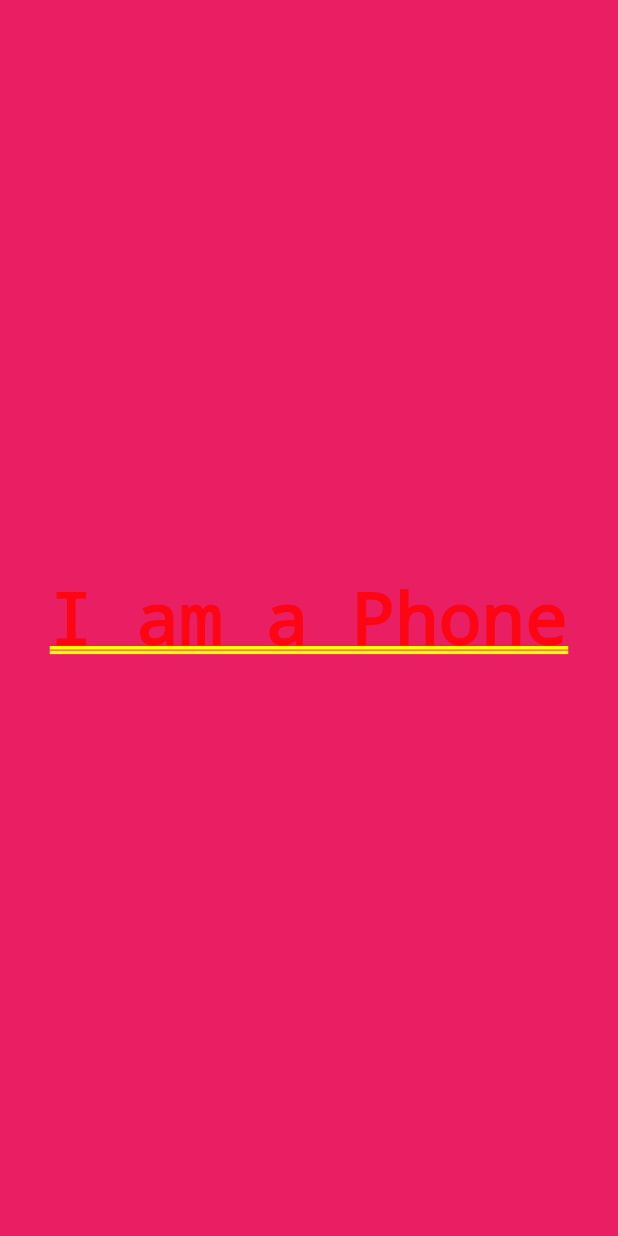
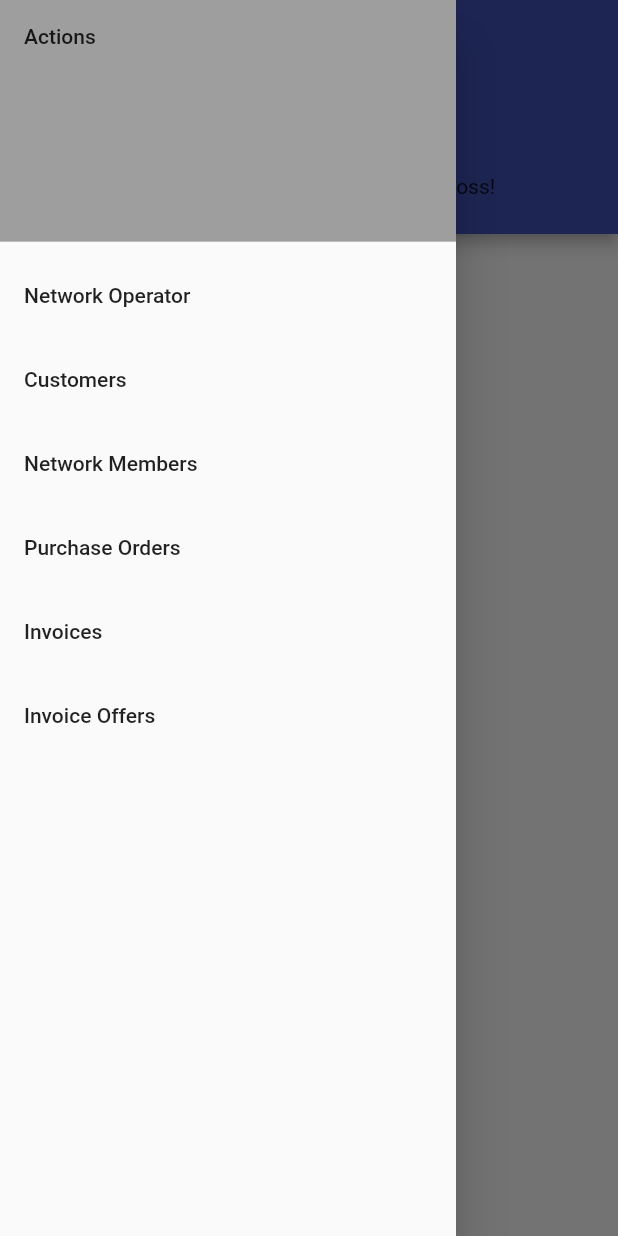
Before and after one commit to malengatiger/bfn_network_operator_repo, a Flutter app: the screen it shows after launch, with the side drawer open (before the commit the screen has no drawer), on a phone screen of 412 x 824 dp. Run offline on Flutter 3.47's test engine with Material 2 defaults, Android fonts, the phone set to English and light mode, and no system bars; our stand-ins replace responsive_builder; missing offline and left inert: bfnlibrary.

Commit message:
🥬 responsive architecture has been set up. Yo!

```diff
--- /dev/null
+++ b/emoji.txt
@@ -0,0 +1,76 @@
+ return '😈  😎 ❤ 🙌  💥 💕  😁 Hello 💦  ❤️  ❤ 😍 World! ⚡️ ☕️  🚀 👉 💜 ';
+ 🙈   👿 😡   💓  😍  🙄  ☹️  🖤  🤢  💙  💚  💛
+
+ 👮  😪  🕵   💋  ❣️  🤮  🤕  ☹️  😩  💔  🤖 🤡
+
+ 🙈  🙉
+
+ 👥   😝  🐢 🐶 🐱 🐭 🐹 🐰 🦊 🦝 🐻 🐼 🦘 🦡 🐨 🐯 🦁 🐮 🐷 🐽 🐸
+
+ 🐵 🙈 🙉 🙊 🐒 🐔 🐧 🐦 🐤 🐣 🐥 🦆 🦢 🦅 🦉 🦚 🦜 🦇 🐺 🐗 🐴 🦄 🐝 🐛 🦋 🐌
+
+ 🐚 🐞 🐜 🦗 🕷 🕸 🦂 🦟 🦠 🐢 🐍 🦎 🦖 🦕 🐙 🦑 🦐 🦀 🐡 🐠 🐟 🐬 🐳 🐋 🦈 🐊
+
+  🐅 🐆 🦓 🦍 🐘 🦏 🦛 🐪 🐫 🦙 🦒 🐃 🐂 🐄 🐎 🐖 🐏 🐑 🐐 🦌 🐕 🐩 🐈 🐓 🦃 🕊
+
+🐇 🐁 🐀 🐿 🦔 🐾 🐉 🐲 🌵 🎄 🌲 🌳 🌴 🌱 🌿 ☘️ 🍀 🎍 🎋 🍃 🍂 🍁 🍄 🌾 💐 🌷 🌹
+
+🥀 🌺 🌸 🌼 🌻 🌞 🌝 🌛 🌜 🌚 🌕 🌖 🌗 🌘 🌑 🌒 🌓 🌔 🌙 🌎 🌍 🌏 💫 ⭐️ 🌟 ✨ ⚡️
+
+☄️ 💥 🔥 🌪 🌈 ☀️ 🌤 ⛅️ 🌥 ☁️ 🌦 🌧 ⛈ 🌩 🌨 ❄️ ☃️ ⛄️ 🌬 💨 💧 💦 ☔️ ☂️ 🌊 🌫
+
+🕖 🕗 🕘 🕙 🕚 😈 👿 👹 👺 💀 👻 👽 🤖 💩 😺 😸 😹 😻 😼 😽 🙀 😿 😾
+
+👐🏽 🙌🏽 👏🏽 🙏🏽 👍🏽 👎🏽 👊🏽 ✊🏽 🤛🏽 🤜🏽 🤞🏽 ✌🏽 🤟🏽 🤘🏽 👌🏽 👈🏽 👉🏽 👆🏽 👇🏽 ☝🏽 ✋🏽 🤚🏽 🖐🏽 🖖🏽 👋🏽 🤙🏽 💪🏽 🖕🏽 ✍🏽 🤳🏽 💅🏽 👂🏽 👃🏽
+
+👶🏾 👦🏾 👧🏾 👨🏾 👩🏾 👱🏾‍♀️ 👱🏾 👴🏾 👵🏾 👲🏾 👳🏾‍♀️ 👳🏾 👮🏾‍♀️ 👮🏾 👷🏾‍♀️ 👷🏾 💂🏾‍♀️ 💂🏾 🕵🏾‍♀️ 🕵🏾 👩🏾‍⚕️ 👨🏾‍⚕️ 👩🏾‍🌾 👨🏾‍🌾 👩🏾‍🍳 👨🏾‍🍳 👩🏾‍🎓 👨🏾‍🎓 👩🏾‍🎤
+
+👨🏾‍🎤 👩🏾‍🏫 👨🏾‍🏫 👩🏾‍🏭 👨🏾‍🏭 👩🏾‍💻 👨🏾‍💻 👩🏾‍💼 👨🏾‍💼 👩🏾‍🔧 👨🏾‍🔧 👩🏾‍🔬 👨🏾‍🔬 👩🏾‍🎨 👨🏾‍🎨 👩🏾‍🚒 👨🏾‍🚒 👩🏾‍✈️ 👨🏾‍✈️ 👩🏾‍🚀 👨🏾‍🚀 👩🏾‍⚖️ 👨🏾‍⚖️ 🤶🏾 🎅🏾 👸🏾 🤴🏾 👰🏾 🤵🏾 👼🏾 🤰🏾
+
+🙇🏾‍♀️ 🙇🏾 💁🏾 💁🏾‍♂️ 🙅🏾 🙅🏾‍♂️ 🙆🏾 🙆🏾‍♂️ 🙋🏾 🙋🏾‍♂️ 🤦🏾‍♀️ 🤦🏾‍♂️ 🤷🏾‍♀️ 🤷🏾‍♂️ 🙎🏾 🙎🏾‍♂️ 🙍🏾 🙍🏾‍♂️ 💇🏾 💇🏾‍♂️ 💆🏾 💆🏾‍♂️ 🕴🏾 💃🏾 🕺🏾 🚶🏾‍♀️ 🚶🏾 🏃🏾‍♀️ 🏃🏾
+
+🤲🏾 👐🏾 🙌🏾 👏🏾 🙏🏾 👍🏾 👎🏾 👊🏾 ✊🏾 🤛🏾 🤜🏾 🤞🏾 ✌🏾 🤟🏾 🤘🏾 👌🏾 👈🏾 👉🏾 👆🏾 👇🏾 ☝🏾 ✋🏾 🤚🏾 🖐🏾 🖖🏾 👋🏾 🤙🏾 💪🏾 🖕🏾 ✍🏾 🤳🏾 💅🏾 👂🏾 👃🏾
+
+🍏 🍎 🍐 🍊 🍋 🍌 🍉 🍇 🍓 🍈 🍒 🍑 🍍 🥭 🥥 🥝 🍅 🍆 🥑 🥦 🥒 🥬 🌶 🌽 🥕 🥔 🍠 🥐 🍞 🥖
+
+🥨 🥯 🧀 🥚 🍳 🥞 🥓 🥩 🍗 🍖 🌭 🍔 🍟 🍕 🥪 🥙 🌮 🌯 🥗 🥘 🥫 🍝 🍜 🍲 🍛 🍣 🍱 🥟
+
+🍤 🍙 🍚 🍘 🍥 🥮 🥠 🍢 🍡 🍧 🍨
+
+🍦 🥧 🍰 🎂 🍮 🍭 🍬 🍫 🍿 🧂 🍩 🍪 🌰 🥜 🍯 🥛 🍼 ☕️ 🍵 🥤 🍶 🍺 🍻 🥂 🍷 🥃 🍸 🍹 🍾 🥄 🍴 🍽 🥣 🥡 🥢
+
+🎭 🎨 🎬 🎤 🎧 🎼 🎹 🥁 🎷 🎺 🎸 🎻 🎲 🧩 ♟ 🎯
+
+⚽️ 🏀 🏈 ⚾️ 🥎 🏐 🏉 🎾 🥏 🎱 🏓 🏸 🥅 🏒 🏑 🥍 🏏 ⛳️ 🏹 🎣 🥊 🥋 🎽 ⛸ 🥌 🛷 🛹 🎿 ⛷ 🏂
+
+🚗 🚕 🚙 🚌 🚎 🏎 🚓 🚑 🚒 🚐 🚚 🚛 🚜 🛴 🚲 🛵 🏍 🚨 🚔 🚍 🚘 🚖 🚡 🚠 🚟 🚃 🚋 🚞 🚝
+
+ 🚄 🚅 🚈 🚂 🚆 🚇 🚊 🚉 ✈️ 🛫 🛬 🛩 💺 🛰 🚀 🛸 🚁 🛶 ⛵️ 🚤 🛥 🛳 ⛴ 🚢 ⚓️ ⛽️ 🚧 🚦 🚥
+
+ 🚏 🗺 🗿 🗽 🗼 🏰 🏯 🏟 🎡 🎢 🎠 ⛲️ ⛱ 🏖 🏝 🏜 🌋 ⛰ 🏔 🗻 🏕 ⛺️ 🏠 🏡 🏘 🏚 🏗 🏭 🏢 🏬 🏣 🏤
+
+ ⌚️ 📱 📲 💻 ⌨️ 🖥 🖨 🖱 🖲 🕹 🗜 💽 💾 💿 📀 📼 📷 📸 📹 🎥 📽 🎞 📞 ☎️ 📟 📠 📺 📻 🎙 🎚 🎛 ⏱
+
+ ⏲ ⏰ 🕰 ⌛️ ⏳ 📡 🔋 🔌 💡 🔦 🕯 🗑 🛢 💸 💵 💴 💶 💷 💰 💳 💎 ⚖️ 🔧 🔨 ⚒ 🛠 ⛏ 🔩 ⚙️ ⛓ 🔫
+
+ 💣 🔪 🗡 ⚔️ 🛡 🚬 ⚰️ ⚱️ 🏺 🔮 📿 💈 ⚗️ 🔭 🔬 🕳 💊 💉 🌡 🚽 🚰 🚿 🛁 🛀 🛀🏻
+
+ 🛎 🔑 🗝 🚪 🛋 🛏 🛌 🖼 🛍 🛒 🎁 🎈 🎏 🎀 🎊 🎉 🎎 🏮 🎐 ✉️ 📩 📨 📧 💌 📥 📤 📦 🏷
+
+ 📪 📫 📬 📭 📮 📯 📜 📃 📄 📑 📊 📈 📉 🗒 🗓 📆 📅 📇 🗃 🗳 🗄 📋 📁 📂 🗂 🗞 📰 📓 📔 📒 📕 📗 📘 📙
+
+ 📚 📖 🔖 🔗 📎 🖇 📐 📏 📌 📍 ✂️ 🖊 🖋 ✒️ 🖌 🖍 📝 ✏️ 🔍 🔎 🔏 🔐 🔒 🔓
+
+ ❤️ 🧡 💛 💚 💙 p('💚💚💚 Handling Network Operator'); 🖤 💔 ❣️ 💕 💞 💓 💗 💖 💘 💝 💟 ☮️
+
+ 🔅 🔆 〽️ ⚠️ 🚸 🔱 ⚜️ 🔰 ♻️ ✅ 🈯️ 💹 ❇️ ✳️ ❎ 🌐 💠 Ⓜ️ 🌀 💤 🏧 🚾 ♿️ 🅿️ 🈳 🈂️ 🛂 🛃 🛄 🛅 🚹 🚺 🚼
+
+ 🚻 🚮 🎦 📶 🈁 🔣 ℹ️ 🔤 🔡 🔠 🆖 🆗 🆙 🆒 🆕 🆓 0️⃣ 1️⃣ 2️⃣ 3️⃣ 4️⃣ 5️⃣ 6️⃣ 7️⃣ 8️⃣ 9️⃣ 🔟
+
+ 🔢 #️⃣ *️⃣ ⏏️ ▶️ ⏸ ⏯ ⏹ ⏺ ⏭ ⏮ ⏩ ⏪ ⏫ ⏬ ◀️ 🔼 🔽 ➡️ ⬅️ ⬆️ ⬇️ ↗️ ↘️ ↙️ ↖️ ↕️ ↔️
+
+ ↪️ ↩️ ⤴️ ⤵️ 🔀 🔁 🔂 🔄 🔃 🎵 🎶 ➕ ➖ ➗ ✖️ ♾ 💲 💱 ™️ ©️ ®️ 〰️ ➰ ➿ 🔚 🔙 🔛 🔝 🔜 ✔️
+
+ ☑️ 🔘 ⚪️ ⚫️ 🔴 🔵 🔺 🔻 🔸 🔹 🔶 🔷 🔳 🔲 ▪️ ▫️ ◾️ ◽️ ◼️ ◻️ ⬛️ ⬜️ 🔈 🔇 🔉 🔊 🔔 🔕 📣 📢 👁‍🗨
+
+ 💬 💭 🗯 ♠️ ♣️ ♥️ ♦️ 🃏 🎴 🀄️ 🕐 🕑 🕒 🕓
--- /dev/null
+++ b/lib/ui/dashboard/dashboard_menu.dart
@@ -0,0 +1,66 @@
+import 'package:bfnlibrary/util/functions.dart';
+import 'package:flutter/material.dart';
+
+class DashboardMenu extends StatelessWidget {
+  @override
+  Widget build(BuildContext context) {
+    return Drawer(
+      child: ListView(
+        children: [
+          DrawerHeader(
+            child: Text('Actions'),
+            decoration: BoxDecoration(color: Colors.grey),
+          ),
+          ListTile(
+            title: Text('Network Operator'),
+            onTap: _handleNetworkOperator,
+          ),
+          ListTile(
+            title: Text('Customers'),
+            onTap: _handleCustomers,
+          ),
+          ListTile(
+            title: Text('Network Members'),
+            onTap: _handleNetworkMembers,
+          ),
+          ListTile(
+            title: Text('Purchase Orders'),
+            onTap: _handlePurchaseOrders,
+          ),
+          ListTile(
+            title: Text('Invoices'),
+            onTap: _handleInvoices,
+          ),
+          ListTile(
+            title: Text('Invoice Offers'),
+            onTap: _handleInvoiceOffers,
+          ),
+        ],
+      ),
+    );
+  }
+
+  void _handleNetworkOperator() {
+    p('😻 Handling Network Operator');
+  }
+
+  void _handleCustomers() {
+    p('🥬 Handling Customers');
+  }
+
+  void _handleNetworkMembers() {
+    p('🍎 Handling Network Members (Users/Accounts)');
+  }
+
+  void _handlePurchaseOrders() {
+    p('🍐 Handling Network PurchaseOrders');
+  }
+
+  void _handleInvoices() {
+    p('💛 Handling Network Invoices');
+  }
+
+  void _handleInvoiceOffers() {
+    p('💙 Handling InvoiceOffers');
+  }
+}
--- a/lib/ui/dashboard/dashboard_mobile.dart
+++ b/lib/ui/dashboard/dashboard_mobile.dart
@@ -1,3 +1,4 @@
+import 'package:bfn_network_operator_repo/ui/dashboard/dashboard_menu.dart';
 import 'package:bfnlibrary/util/functions.dart';
 import 'package:flutter/material.dart';
 
@@ -24,11 +25,25 @@ class _DashboardMobileState extends State<DashboardMobile>
 
   @override
   Widget build(BuildContext context) {
-    return Container(
-      color: Colors.pink,
-      child: Center(
-        child: Text('I am a Phone', style: Styles.whiteBoldLarge),
+    return SafeArea(
+        child: Scaffold(
+      drawer: DashboardMenu(),
+      appBar: AppBar(
+        title: Text('BFN Network Operator'),
+        bottom: PreferredSize(
+            child: Column(
+              children: [
+                Text(
+                  'This is the 🥬 Mobile Dash for the Boss!',
+                  style: Styles.whiteSmall,
+                ),
+                SizedBox(
+                  height: 24,
+                )
+              ],
+            ),
+            preferredSize: Size.fromHeight(100)),
       ),
-    );
+    ));
   }
 }
```
Also changed, not shown: lib/ui/dashboard/dashboard_desktop.dart (+21 -4 lines), lib/ui/dashboard/dashboard_tablet.dart (+20 -7 lines).
